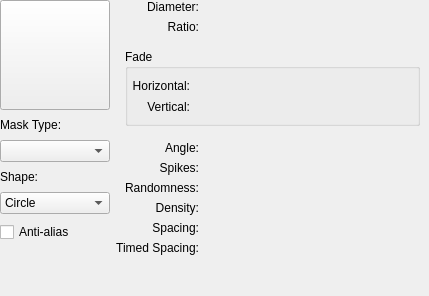
Above: plugins/paintops/libpaintop/forms/wdgautobrush.ui from KDE/krita before the change. Below: the same form after it.
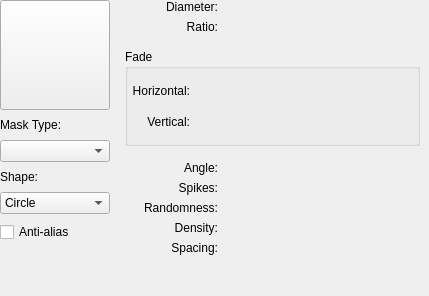
That is the form after the change. Custom widgets are drawn as their Qt base class.

Commit message: Working on moving timed spacing functionality into the Airbrush tab

What changed in the file:
```diff
--- a/plugins/paintops/libpaintop/forms/wdgautobrush.ui
+++ b/plugins/paintops/libpaintop/forms/wdgautobrush.ui
@@ -144,31 +144,21 @@
     </spacer>
    </item>
    <item row="0" column="1">
-    <layout class="QGridLayout" name="gridLayout_2" columnstretch="0,0,1">
-     <item row="0" column="1" colspan="2">
-      <widget class="KisDoubleSliderSpinBox" name="inputRadius" native="true">
-       <property name="minimumSize">
-        <size>
-         <width>200</width>
-         <height>0</height>
-        </size>
-       </property>
-      </widget>
-     </item>
-     <item row="3" column="0">
-      <widget class="QLabel" name="lblAngle">
+    <layout class="QGridLayout" name="gridLayout_2" columnstretch="0,0,0">
+     <item row="4" column="0">
+      <widget class="QLabel" name="lblSpikes">
        <property name="text">
-        <string>Angle:</string>
+        <string>Spikes:</string>
        </property>
        <property name="alignment">
         <set>Qt::AlignRight|Qt::AlignTrailing|Qt::AlignVCenter</set>
        </property>
       </widget>
      </item>
-     <item row="0" column="0">
-      <widget class="QLabel" name="lblDiameter">
+     <item row="6" column="0">
+      <widget class="QLabel" name="lblDensity">
        <property name="text">
-        <string>Diameter:</string>
+        <string>Density:</string>
        </property>
        <property name="alignment">
         <set>Qt::AlignRight|Qt::AlignTrailing|Qt::AlignVCenter</set>
@@ -185,8 +175,25 @@
        </property>
       </widget>
      </item>
-     <item row="1" column="1" colspan="2">
-      <widget class="KisDoubleSliderSpinBox" name="inputRatio" native="true"/>
+     <item row="3" column="1" colspan="2">
+      <widget class="KisSliderSpinBox" name="inputAngle" native="true">
+       <property name="minimumSize">
+        <size>
+         <width>200</width>
+         <height>0</height>
+        </size>
+       </property>
+      </widget>
+     </item>
+     <item row="3" column="0">
+      <widget class="QLabel" name="lblAngle">
+       <property name="text">
+        <string>Angle:</string>
+       </property>
+       <property name="alignment">
+        <set>Qt::AlignRight|Qt::AlignTrailing|Qt::AlignVCenter</set>
+       </property>
+      </widget>
      </item>
      <item row="2" column="0" colspan="3">
       <widget class="QStackedWidget" name="stackedWidget">
@@ -329,28 +336,18 @@
        </widget>
       </widget>
      </item>
-     <item row="5" column="0">
-      <widget class="QLabel" name="lblRandomness">
+     <item row="0" column="0">
+      <widget class="QLabel" name="lblDiameter">
        <property name="text">
-        <string>Randomness:</string>
+        <string>Diameter:</string>
        </property>
        <property name="alignment">
         <set>Qt::AlignRight|Qt::AlignTrailing|Qt::AlignVCenter</set>
        </property>
       </widget>
      </item>
-     <item row="4" column="0">
-      <widget class="QLabel" name="lblSpikes">
-       <property name="text">
-        <string>Spikes:</string>
-       </property>
-       <property name="alignment">
-        <set>Qt::AlignRight|Qt::AlignTrailing|Qt::AlignVCenter</set>
-       </property>
-      </widget>
-     </item>
-     <item row="3" column="1" colspan="2">
-      <widget class="KisSliderSpinBox" name="inputAngle" native="true">
+     <item row="0" column="1" colspan="2">
+      <widget class="KisDoubleSliderSpinBox" name="inputRadius" native="true">
        <property name="minimumSize">
         <size>
          <width>200</width>
@@ -362,21 +359,8 @@
      <item row="4" column="1" colspan="2">
       <widget class="KisSliderSpinBox" name="inputSpikes" native="true"/>
      </item>
-     <item row="6" column="1" colspan="2">
-      <widget class="KisDoubleSliderSpinBox" name="density" native="true"/>
-     </item>
-     <item row="5" column="1" colspan="2">
-      <widget class="KisDoubleSliderSpinBox" name="inputRandomness" native="true"/>
-     </item>
-     <item row="6" column="0">
-      <widget class="QLabel" name="lblDensity">
-       <property name="text">
-        <string>Density:</string>
-       </property>
-       <property name="alignment">
-        <set>Qt::AlignRight|Qt::AlignTrailing|Qt::AlignVCenter</set>
-       </property>
-      </widget>
+     <item row="7" column="1" colspan="2">
+      <widget class="KisSpacingSelectionWidget" name="spacingWidget" native="true"/>
      </item>
      <item row="7" column="0">
       <widget class="QLabel" name="lblSpacing">
@@ -388,21 +372,24 @@
        </property>
       </widget>
      </item>
-     <item row="8" column="0">
-      <widget class="QLabel" name="lblTimedSpacing">
+     <item row="5" column="1" colspan="2">
+      <widget class="KisDoubleSliderSpinBox" name="inputRandomness" native="true"/>
+     </item>
+     <item row="5" column="0">
+      <widget class="QLabel" name="lblRandomness">
        <property name="text">
-        <string>Timed Spacing:</string>
+        <string>Randomness:</string>
        </property>
        <property name="alignment">
         <set>Qt::AlignRight|Qt::AlignTrailing|Qt::AlignVCenter</set>
        </property>
       </widget>
      </item>
-     <item row="7" column="1" colspan="2">
-      <widget class="KisSpacingSelectionWidget" name="spacingWidget" native="true"/>
+     <item row="1" column="1" colspan="2">
+      <widget class="KisDoubleSliderSpinBox" name="inputRatio" native="true"/>
      </item>
-     <item row="8" column="1" colspan="2">
-      <widget class="KisTimedSpacingSelectionWidget" name="timedSpacingWidget" native="true"/>
+     <item row="6" column="1" colspan="2">
+      <widget class="KisDoubleSliderSpinBox" name="density" native="true"/>
      </item>
     </layout>
    </item>
@@ -439,12 +426,6 @@
    <header>widgets/kis_curve_widget.h</header>
    <container>1</container>
   </customwidget>
-  <customwidget>
-   <class>KisTimedSpacingSelectionWidget</class>
-   <extends>QWidget</extends>
-   <header>kis_timed_spacing_selection_widget.h</header>
-   <container>1</container>
-  </customwidget>
  </customwidgets>
  <resources/>
  <connections/>
```
The commit also changes 73 other files.
